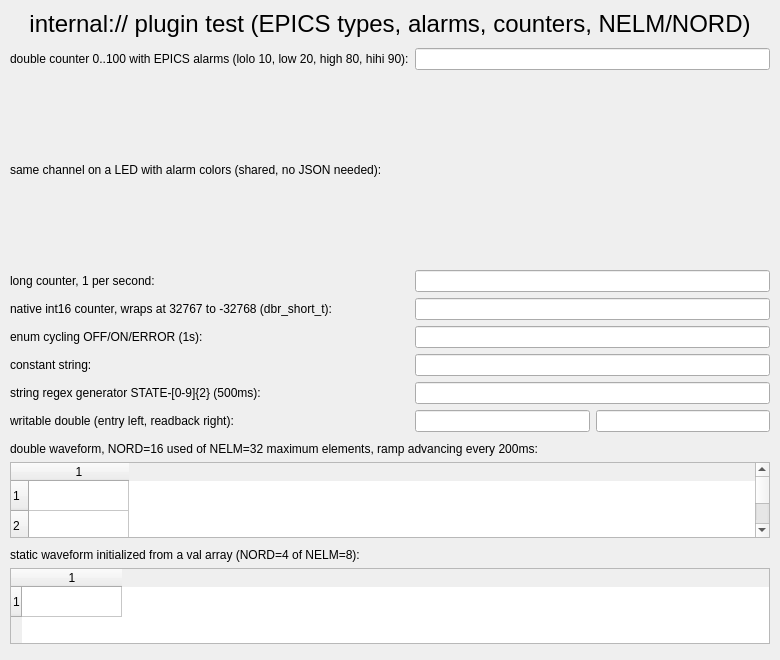
Old version of the form caQtDM_Tests/internalplugintest.ui in the repository CraftingDragon007/caqtdm.
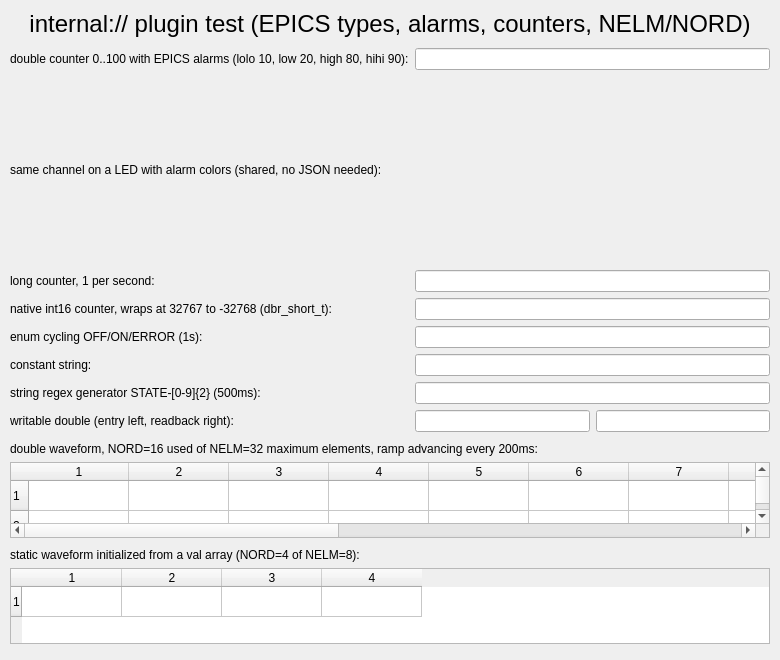
New version of the form. Custom widgets are drawn as their Qt base class.

```diff
--- a/caQtDM_Tests/internalplugintest.ui
+++ b/caQtDM_Tests/internalplugintest.ui
@@ -221,86 +221,1301 @@
     <row/>
     <row/>
     <column/>
+    <column/>
+    <column/>
+    <column/>
+    <column/>
+    <column/>
+    <column/>
+    <column/>
+    <column/>
+    <column/>
+    <column/>
+    <column/>
+    <column/>
+    <column/>
+    <column/>
+    <column/>
     <item row="0" column="0">
      <property name="font">
       <font/>
      </property>
     </item>
+    <item row="0" column="1">
+     <property name="font">
+      <font/>
+     </property>
+    </item>
+    <item row="0" column="2">
+     <property name="font">
+      <font/>
+     </property>
+    </item>
+    <item row="0" column="3">
+     <property name="font">
+      <font/>
+     </property>
+    </item>
+    <item row="0" column="4">
+     <property name="font">
+      <font/>
+     </property>
+    </item>
+    <item row="0" column="5">
+     <property name="font">
+      <font/>
+     </property>
+    </item>
+    <item row="0" column="6">
+     <property name="font">
+      <font/>
+     </property>
+    </item>
+    <item row="0" column="7">
+     <property name="font">
+      <font/>
+     </property>
+    </item>
+    <item row="0" column="8">
+     <property name="font">
+      <font/>
+     </property>
+    </item>
+    <item row="0" column="9">
+     <property name="font">
+      <font/>
+     </property>
+    </item>
+    <item row="0" column="10">
+     <property name="font">
+      <font/>
+     </property>
+    </item>
+    <item row="0" column="11">
+     <property name="font">
+      <font/>
+     </property>
+    </item>
+    <item row="0" column="12">
+     <property name="font">
+      <font/>
+     </property>
+    </item>
+    <item row="0" column="13">
+     <property name="font">
+      <font/>
+     </property>
+    </item>
+    <item row="0" column="14">
+     <property name="font">
+      <font/>
+     </property>
+    </item>
+    <item row="0" column="15">
+     <property name="font">
+      <font/>
+     </property>
+    </item>
     <item row="1" column="0">
      <property name="font">
       <font/>
      </property>
     </item>
+    <item row="1" column="1">
+     <property name="font">
+      <font/>
+     </property>
+    </item>
+    <item row="1" column="2">
+     <property name="font">
+      <font/>
+     </property>
+    </item>
+    <item row="1" column="3">
+     <property name="font">
+      <font/>
+     </property>
+    </item>
+    <item row="1" column="4">
+     <property name="font">
+      <font/>
+     </property>
+    </item>
+    <item row="1" column="5">
+     <property name="font">
+      <font/>
+     </property>
+    </item>
+    <item row="1" column="6">
+     <property name="font">
+      <font/>
+     </property>
+    </item>
+    <item row="1" column="7">
+     <property name="font">
+      <font/>
+     </property>
+    </item>
+    <item row="1" column="8">
+     <property name="font">
+      <font/>
+     </property>
+    </item>
+    <item row="1" column="9">
+     <property name="font">
+      <font/>
+     </property>
+    </item>
+    <item row="1" column="10">
+     <property name="font">
+      <font/>
+     </property>
+    </item>
+    <item row="1" column="11">
+     <property name="font">
+      <font/>
+     </property>
+    </item>
+    <item row="1" column="12">
+     <property name="font">
+      <font/>
+     </property>
+    </item>
+    <item row="1" column="13">
+     <property name="font">
+      <font/>
+     </property>
+    </item>
+    <item row="1" column="14">
+     <property name="font">
+      <font/>
+     </property>
+    </item>
+    <item row="1" column="15">
+     <property name="font">
+      <font/>
+     </property>
+    </item>
     <item row="2" column="0">
      <property name="font">
       <font/>
      </property>
     </item>
+    <item row="2" column="1">
+     <property name="font">
+      <font/>
+     </property>
+    </item>
+    <item row="2" column="2">
+     <property name="font">
+      <font/>
+     </property>
+    </item>
+    <item row="2" column="3">
+     <property name="font">
+      <font/>
+     </property>
+    </item>
+    <item row="2" column="4">
+     <property name="font">
+      <font/>
+     </property>
+    </item>
+    <item row="2" column="5">
+     <property name="font">
+      <font/>
+     </property>
+    </item>
+    <item row="2" column="6">
+     <property name="font">
+      <font/>
+     </property>
+    </item>
+    <item row="2" column="7">
+     <property name="font">
+      <font/>
+     </property>
+    </item>
+    <item row="2" column="8">
+     <property name="font">
+      <font/>
+     </property>
+    </item>
+    <item row="2" column="9">
+     <property name="font">
+      <font/>
+     </property>
+    </item>
+    <item row="2" column="10">
+     <property name="font">
+      <font/>
+     </property>
+    </item>
+    <item row="2" column="11">
+     <property name="font">
+      <font/>
+     </property>
+    </item>
+    <item row="2" column="12">
+     <property name="font">
+      <font/>
+     </property>
+    </item>
+    <item row="2" column="13">
+     <property name="font">
+      <font/>
+     </property>
+    </item>
+    <item row="2" column="14">
+     <property name="font">
+      <font/>
+     </property>
+    </item>
+    <item row="2" column="15">
+     <property name="font">
+      <font/>
+     </property>
+    </item>
     <item row="3" column="0">
      <property name="font">
       <font/>
      </property>
     </item>
+    <item row="3" column="1">
+     <property name="font">
+      <font/>
+     </property>
+    </item>
+    <item row="3" column="2">
+     <property name="font">
+      <font/>
+     </property>
+    </item>
+    <item row="3" column="3">
+     <property name="font">
+      <font/>
+     </property>
+    </item>
+    <item row="3" column="4">
+     <property name="font">
+      <font/>
+     </property>
+    </item>
+    <item row="3" column="5">
+     <property name="font">
+      <font/>
+     </property>
+    </item>
+    <item row="3" column="6">
+     <property name="font">
+      <font/>
+     </property>
+    </item>
+    <item row="3" column="7">
+     <property name="font">
+      <font/>
+     </property>
+    </item>
+    <item row="3" column="8">
+     <property name="font">
+      <font/>
+     </property>
+    </item>
+    <item row="3" column="9">
+     <property name="font">
+      <font/>
+     </property>
+    </item>
+    <item row="3" column="10">
+     <property name="font">
+      <font/>
+     </property>
+    </item>
+    <item row="3" column="11">
+     <property name="font">
+      <font/>
+     </property>
+    </item>
+    <item row="3" column="12">
+     <property name="font">
+      <font/>
+     </property>
+    </item>
+    <item row="3" column="13">
+     <property name="font">
+      <font/>
+     </property>
+    </item>
+    <item row="3" column="14">
+     <property name="font">
+      <font/>
+     </property>
+    </item>
+    <item row="3" column="15">
+     <property name="font">
+      <font/>
+     </property>
+    </item>
     <item row="4" column="0">
      <property name="font">
       <font/>
      </property>
     </item>
+    <item row="4" column="1">
+     <property name="font">
+      <font/>
+     </property>
+    </item>
+    <item row="4" column="2">
+     <property name="font">
+      <font/>
+     </property>
+    </item>
+    <item row="4" column="3">
+     <property name="font">
+      <font/>
+     </property>
+    </item>
+    <item row="4" column="4">
+     <property name="font">
+      <font/>
+     </property>
+    </item>
+    <item row="4" column="5">
+     <property name="font">
+      <font/>
+     </property>
+    </item>
+    <item row="4" column="6">
+     <property name="font">
+      <font/>
+     </property>
+    </item>
+    <item row="4" column="7">
+     <property name="font">
+      <font/>
+     </property>
+    </item>
+    <item row="4" column="8">
+     <property name="font">
+      <font/>
+     </property>
+    </item>
+    <item row="4" column="9">
+     <property name="font">
+      <font/>
+     </property>
+    </item>
+    <item row="4" column="10">
+     <property name="font">
+      <font/>
+     </property>
+    </item>
+    <item row="4" column="11">
+     <property name="font">
+      <font/>
+     </property>
+    </item>
+    <item row="4" column="12">
+     <property name="font">
+      <font/>
+     </property>
+    </item>
+    <item row="4" column="13">
+     <property name="font">
+      <font/>
+     </property>
+    </item>
+    <item row="4" column="14">
+     <property name="font">
+      <font/>
+     </property>
+    </item>
+    <item row="4" column="15">
+     <property name="font">
+      <font/>
+     </property>
+    </item>
     <item row="5" column="0">
      <property name="font">
       <font/>
      </property>
     </item>
+    <item row="5" column="1">
+     <property name="font">
+      <font/>
+     </property>
+    </item>
+    <item row="5" column="2">
+     <property name="font">
+      <font/>
+     </property>
+    </item>
+    <item row="5" column="3">
+     <property name="font">
+      <font/>
+     </property>
+    </item>
+    <item row="5" column="4">
+     <property name="font">
+      <font/>
+     </property>
+    </item>
+    <item row="5" column="5">
+     <property name="font">
+      <font/>
+     </property>
+    </item>
+    <item row="5" column="6">
+     <property name="font">
+      <font/>
+     </property>
+    </item>
+    <item row="5" column="7">
+     <property name="font">
+      <font/>
+     </property>
+    </item>
+    <item row="5" column="8">
+     <property name="font">
+      <font/>
+     </property>
+    </item>
+    <item row="5" column="9">
+     <property name="font">
+      <font/>
+     </property>
+    </item>
+    <item row="5" column="10">
+     <property name="font">
+      <font/>
+     </property>
+    </item>
+    <item row="5" column="11">
+     <property name="font">
+      <font/>
+     </property>
+    </item>
+    <item row="5" column="12">
+     <property name="font">
+      <font/>
+     </property>
+    </item>
+    <item row="5" column="13">
+     <property name="font">
+      <font/>
+     </property>
+    </item>
+    <item row="5" column="14">
+     <property name="font">
+      <font/>
+     </property>
+    </item>
+    <item row="5" column="15">
+     <property name="font">
+      <font/>
+     </property>
+    </item>
     <item row="6" column="0">
      <property name="font">
       <font/>
      </property>
     </item>
+    <item row="6" column="1">
+     <property name="font">
+      <font/>
+     </property>
+    </item>
+    <item row="6" column="2">
+     <property name="font">
+      <font/>
+     </property>
+    </item>
+    <item row="6" column="3">
+     <property name="font">
+      <font/>
+     </property>
+    </item>
+    <item row="6" column="4">
+     <property name="font">
+      <font/>
+     </property>
+    </item>
+    <item row="6" column="5">
+     <property name="font">
+      <font/>
+     </property>
+    </item>
+    <item row="6" column="6">
+     <property name="font">
+      <font/>
+     </property>
+    </item>
+    <item row="6" column="7">
+     <property name="font">
+      <font/>
+     </property>
+    </item>
+    <item row="6" column="8">
+     <property name="font">
+      <font/>
+     </property>
+    </item>
+    <item row="6" column="9">
+     <property name="font">
+      <font/>
+     </property>
+    </item>
+    <item row="6" column="10">
+     <property name="font">
+      <font/>
+     </property>
+    </item>
+    <item row="6" column="11">
+     <property name="font">
+      <font/>
+     </property>
+    </item>
+    <item row="6" column="12">
+     <property name="font">
+      <font/>
+     </property>
+    </item>
+    <item row="6" column="13">
+     <property name="font">
+      <font/>
+     </property>
+    </item>
+    <item row="6" column="14">
+     <property name="font">
+      <font/>
+     </property>
+    </item>
+    <item row="6" column="15">
+     <property name="font">
+      <font/>
+     </property>
+    </item>
     <item row="7" column="0">
      <property name="font">
       <font/>
      </property>
     </item>
+    <item row="7" column="1">
+     <property name="font">
+      <font/>
+     </property>
+    </item>
+    <item row="7" column="2">
+     <property name="font">
+      <font/>
+     </property>
+    </item>
+    <item row="7" column="3">
+     <property name="font">
+      <font/>
+     </property>
+    </item>
+    <item row="7" column="4">
+     <property name="font">
+      <font/>
+     </property>
+    </item>
+    <item row="7" column="5">
+     <property name="font">
+      <font/>
+     </property>
+    </item>
+    <item row="7" column="6">
+     <property name="font">
+      <font/>
+     </property>
+    </item>
+    <item row="7" column="7">
+     <property name="font">
+      <font/>
+     </property>
+    </item>
+    <item row="7" column="8">
+     <property name="font">
+      <font/>
+     </property>
+    </item>
+    <item row="7" column="9">
+     <property name="font">
+      <font/>
+     </property>
+    </item>
+    <item row="7" column="10">
+     <property name="font">
+      <font/>
+     </property>
+    </item>
+    <item row="7" column="11">
+     <property name="font">
+      <font/>
+     </property>
+    </item>
+    <item row="7" column="12">
+     <property name="font">
+      <font/>
+     </property>
+    </item>
+    <item row="7" column="13">
+     <property name="font">
+      <font/>
+     </property>
+    </item>
+    <item row="7" column="14">
+     <property name="font">
+      <font/>
+     </property>
+    </item>
+    <item row="7" column="15">
+     <property name="font">
+      <font/>
+     </property>
+    </item>
     <item row="8" column="0">
      <property name="font">
       <font/>
      </property>
     </item>
+    <item row="8" column="1">
+     <property name="font">
+      <font/>
+     </property>
+    </item>
+    <item row="8" column="2">
+     <property name="font">
+      <font/>
+     </property>
+    </item>
+    <item row="8" column="3">
+     <property name="font">
+      <font/>
+     </property>
+    </item>
+    <item row="8" column="4">
+     <property name="font">
+      <font/>
+     </property>
+    </item>
+    <item row="8" column="5">
+     <property name="font">
+      <font/>
+     </property>
+    </item>
+    <item row="8" column="6">
+     <property name="font">
+      <font/>
+     </property>
+    </item>
+    <item row="8" column="7">
+     <property name="font">
+      <font/>
+     </property>
+    </item>
+    <item row="8" column="8">
+     <property name="font">
+      <font/>
+     </property>
+    </item>
+    <item row="8" column="9">
+     <property name="font">
+      <font/>
+     </property>
+    </item>
+    <item row="8" column="10">
+     <property name="font">
+      <font/>
+     </property>
+    </item>
+    <item row="8" column="11">
+     <property name="font">
+      <font/>
+     </property>
+    </item>
+    <item row="8" column="12">
+     <property name="font">
+      <font/>
+     </property>
+    </item>
+    <item row="8" column="13">
+     <property name="font">
+      <font/>
+     </property>
+    </item>
+    <item row="8" column="14">
+     <property name="font">
+      <font/>
+     </property>
+    </item>
+    <item row="8" column="15">
+     <property name="font">
+      <font/>
+     </property>
+    </item>
     <item row="9" column="0">
      <property name="font">
       <font/>
      </property>
     </item>
+    <item row="9" column="1">
+     <property name="font">
+      <font/>
+     </property>
+    </item>
+    <item row="9" column="2">
+     <property name="font">
+      <font/>
+     </property>
+    </item>
+    <item row="9" column="3">
+     <property name="font">
+      <font/>
+     </property>
+    </item>
+    <item row="9" column="4">
+     <property name="font">
+      <font/>
+     </property>
+    </item>
+    <item row="9" column="5">
+     <property name="font">
+      <font/>
+     </property>
+    </item>
+    <item row="9" column="6">
+     <property name="font">
+      <font/>
+     </property>
+    </item>
+    <item row="9" column="7">
+     <property name="font">
+      <font/>
+     </property>
+    </item>
+    <item row="9" column="8">
+     <property name="font">
+      <font/>
+     </property>
+    </item>
+    <item row="9" column="9">
+     <property name="font">
+      <font/>
+     </property>
+    </item>
+    <item row="9" column="10">
+     <property name="font">
+      <font/>
+     </property>
+    </item>
+    <item row="9" column="11">
+     <property name="font">
+      <font/>
+     </property>
+    </item>
+    <item row="9" column="12">
+     <property name="font">
+      <font/>
+     </property>
+    </item>
+    <item row="9" column="13">
+     <property name="font">
+      <font/>
+     </property>
+    </item>
+    <item row="9" column="14">
+     <property name="font">
+      <font/>
+     </property>
+    </item>
+    <item row="9" column="15">
+     <property name="font">
+      <font/>
+     </property>
+    </item>
     <item row="10" column="0">
      <property name="font">
       <font/>
      </property>
     </item>
+    <item row="10" column="1">
+     <property name="font">
+      <font/>
+     </property>
+    </item>
+    <item row="10" column="2">
+     <property name="font">
+      <font/>
+     </property>
+    </item>
+    <item row="10" column="3">
+     <property name="font">
+      <font/>
+     </property>
+    </item>
+    <item row="10" column="4">
+     <property name="font">
+      <font/>
+     </property>
+    </item>
+    <item row="10" column="5">
+     <property name="font">
+      <font/>
+     </property>
+    </item>
+    <item row="10" column="6">
+     <property name="font">
+      <font/>
+     </property>
+    </item>
+    <item row="10" column="7">
+     <property name="font">
+      <font/>
+     </property>
+    </item>
+    <item row="10" column="8">
+     <property name="font">
+      <font/>
+     </property>
+    </item>
+    <item row="10" column="9">
+     <property name="font">
+      <font/>
+     </property>
+    </item>
+    <item row="10" column="10">
+     <property name="font">
+      <font/>
+     </property>
+    </item>
+    <item row="10" column="11">
+     <property name="font">
+      <font/>
+     </property>
+    </item>
+    <item row="10" column="12">
+     <property name="font">
+      <font/>
+     </property>
+    </item>
+    <item row="10" column="13">
+     <property name="font">
+      <font/>
+     </property>
+    </item>
+    <item row="10" column="14">
+     <property name="font">
+      <font/>
+     </property>
+    </item>
+    <item row="10" column="15">
+     <property name="font">
+      <font/>
+     </property>
+    </item>
     <item row="11" column="0">
      <property name="font">
       <font/>
      </property>
     </item>
+    <item row="11" column="1">
+     <property name="font">
+      <font/>
+     </property>
+    </item>
+    <item row="11" column="2">
+     <property name="font">
+      <font/>
+     </property>
+    </item>
+    <item row="11" column="3">
+     <property name="font">
+      <font/>
+     </property>
+    </item>
+    <item row="11" column="4">
+     <property name="font">
+      <font/>
+     </property>
+    </item>
+    <item row="11" column="5">
+     <property name="font">
+      <font/>
+     </property>
+    </item>
+    <item row="11" column="6">
+     <property name="font">
+      <font/>
+     </property>
+    </item>
+    <item row="11" column="7">
+     <property name="font">
+      <font/>
+     </property>
+    </item>
+    <item row="11" column="8">
+     <property name="font">
+      <font/>
+     </property>
+    </item>
+    <item row="11" column="9">
+     <property name="font">
+      <font/>
+     </property>
+    </item>
+    <item row="11" column="10">
+     <property name="font">
+      <font/>
+     </property>
+    </item>
+    <item row="11" column="11">
+     <property name="font">
+      <font/>
+     </property>
+    </item>
+    <item row="11" column="12">
+     <property name="font">
+      <font/>
+     </property>
+    </item>
+    <item row="11" column="13">
+     <property name="font">
+      <font/>
+     </property>
+    </item>
+    <item row="11" column="14">
+     <property name="font">
+      <font/>
+     </property>
+    </item>
+    <item row="11" column="15">
+     <property name="font">
+      <font/>
+     </property>
+    </item>
     <item row="12" column="0">
      <property name="font">
       <font/>
      </property>
     </item>
+    <item row="12" column="1">
+     <property name="font">
+      <font/>
+     </property>
+    </item>
+    <item row="12" column="2">
+     <property name="font">
+      <font/>
+     </property>
+    </item>
+    <item row="12" column="3">
+     <property name="font">
+      <font/>
+     </property>
+    </item>
+    <item row="12" column="4">
+     <property name="font">
+      <font/>
+     </property>
+    </item>
+    <item row="12" column="5">
+     <property name="font">
+      <font/>
+     </property>
+    </item>
+    <item row="12" column="6">
+     <property name="font">
+      <font/>
+     </property>
+    </item>
+    <item row="12" column="7">
+     <property name="font">
+      <font/>
+     </property>
+    </item>
+    <item row="12" column="8">
+     <property name="font">
+      <font/>
+     </property>
+    </item>
+    <item row="12" column="9">
+     <property name="font">
+      <font/>
+     </property>
+    </item>
+    <item row="12" column="10">
+     <property name="font">
+      <font/>
+     </property>
+    </item>
+    <item row="12" column="11">
+     <property name="font">
+      <font/>
+     </property>
+    </item>
+    <item row="12" column="12">
+     <property name="font">
+      <font/>
+     </property>
+    </item>
+    <item row="12" column="13">
+     <property name="font">
+      <font/>
+     </property>
+    </item>
+    <item row="12" column="14">
+     <property name="font">
+      <font/>
+     </property>
+    </item>
+    <item row="12" column="15">
+     <property name="font">
+      <font/>
+     </property>
+    </item>
     <item row="13" column="0">
      <property name="font">
       <font/>
      </property>
     </item>
+    <item row="13" column="1">
+     <property name="font">
+      <font/>
+     </property>
+    </item>
+    <item row="13" column="2">
+     <property name="font">
+      <font/>
+     </property>
+    </item>
+    <item row="13" column="3">
+     <property name="font">
+      <font/>
+     </property>
+    </item>
+    <item row="13" column="4">
+     <property name="font">
+      <font/>
+     </property>
+    </item>
+    <item row="13" column="5">
+     <property name="font">
+      <font/>
+     </property>
+    </item>
+    <item row="13" column="6">
+     <property name="font">
+      <font/>
+     </property>
+    </item>
+    <item row="13" column="7">
+     <property name="font">
+      <font/>
+     </property>
+    </item>
+    <item row="13" column="8">
+     <property name="font">
+      <font/>
+     </property>
+    </item>
+    <item row="13" column="9">
+     <property name="font">
+      <font/>
+     </property>
+    </item>
+    <item row="13" column="10">
+     <property name="font">
+      <font/>
+     </property>
+    </item>
+    <item row="13" column="11">
+     <property name="font">
+      <font/>
+     </property>
+    </item>
+    <item row="13" column="12">
+     <property name="font">
+      <font/>
+     </property>
+    </item>
+    <item row="13" column="13">
+     <property name="font">
+      <font/>
+     </property>
+    </item>
+    <item row="13" column="14">
+     <property name="font">
+      <font/>
+     </property>
+    </item>
+    <item row="13" column="15">
+     <property name="font">
+      <font/>
+     </property>
+    </item>
     <item row="14" column="0">
      <property name="font">
       <font/>
      </property>
     </item>
+    <item row="14" column="1">
+     <property name="font">
+      <font/>
+     </property>
+    </item>
+    <item row="14" column="2">
+     <property name="font">
+      <font/>
+     </property>
+    </item>
+    <item row="14" column="3">
+     <property name="font">
+      <font/>
+     </property>
+    </item>
+    <item row="14" column="4">
+     <property name="font">
+      <font/>
+     </property>
+    </item>
+    <item row="14" column="5">
+     <property name="font">
+      <font/>
+     </property>
+    </item>
+    <item row="14" column="6">
+     <property name="font">
+      <font/>
+     </property>
+    </item>
+    <item row="14" column="7">
+     <property name="font">
+      <font/>
+     </property>
+    </item>
+    <item row="14" column="8">
+     <property name="font">
+      <font/>
+     </property>
+    </item>
+    <item row="14" column="9">
+     <property name="font">
+      <font/>
+     </property>
+    </item>
+    <item row="14" column="10">
+     <property name="font">
+      <font/>
+     </property>
+    </item>
+    <item row="14" column="11">
+     <property name="font">
+      <font/>
+     </property>
+    </item>
+    <item row="14" column="12">
+     <property name="font">
+      <font/>
+     </property>
+    </item>
+    <item row="14" column="13">
+     <property name="font">
+      <font/>
+     </property>
+    </item>
+    <item row="14" column="14">
+     <property name="font">
+      <font/>
+     </property>
+    </item>
+    <item row="14" column="15">
+     <property name="font">
+      <font/>
+     </property>
+    </item>
     <item row="15" column="0">
      <property name="font">
       <font/>
      </property>
     </item>
+    <item row="15" column="1">
+     <property name="font">
+      <font/>
+     </property>
+    </item>
+    <item row="15" column="2">
+     <property name="font">
+      <font/>
+     </property>
+    </item>
+    <item row="15" column="3">
+     <property name="font">
+      <font/>
+     </property>
+    </item>
+    <item row="15" column="4">
+     <property name="font">
+      <font/>
+     </property>
+    </item>
+    <item row="15" column="5">
+     <property name="font">
+      <font/>
+     </property>
+    </item>
+    <item row="15" column="6">
+     <property name="font">
+      <font/>
+     </property>
+    </item>
+    <item row="15" column="7">
+     <property name="font">
+      <font/>
+     </property>
+    </item>
+    <item row="15" column="8">
+     <property name="font">
+      <font/>
+     </property>
+    </item>
+    <item row="15" column="9">
+     <property name="font">
+      <font/>
+     </property>
+    </item>
+    <item row="15" column="10">
+     <property name="font">
+      <font/>
+     </property>
+    </item>
+    <item row="15" column="11">
+     <property name="font">
+      <font/>
+     </property>
+    </item>
+    <item row="15" column="12">
+     <property name="font">
+      <font/>
+     </property>
+    </item>
+    <item row="15" column="13">
+     <property name="font">
+      <font/>
+     </property>
+    </item>
+    <item row="15" column="14">
+     <property name="font">
+      <font/>
+     </property>
+    </item>
+    <item row="15" column="15">
+     <property name="font">
+      <font/>
+     </property>
+    </item>
    </widget>
    <widget class="caLabel" name="calabel_winit">
     <property name="geometry">
@@ -329,11 +1544,29 @@
     </property>
     <row/>
     <column/>
+    <column/>
+    <column/>
+    <column/>
     <item row="0" column="0">
      <property name="font">
       <font/>
      </property>
     </item>
+    <item row="0" column="1">
+     <property name="font">
+      <font/>
+     </property>
+    </item>
+    <item row="0" column="2">
+     <property name="font">
+      <font/>
+     </property>
+    </item>
+    <item row="0" column="3">
+     <property name="font">
+      <font/>
+     </property>
+    </item>
    </widget>
   </widget>
  </widget>
```
Left out of the diff: 57 changed lines with no effect on the pictures.
